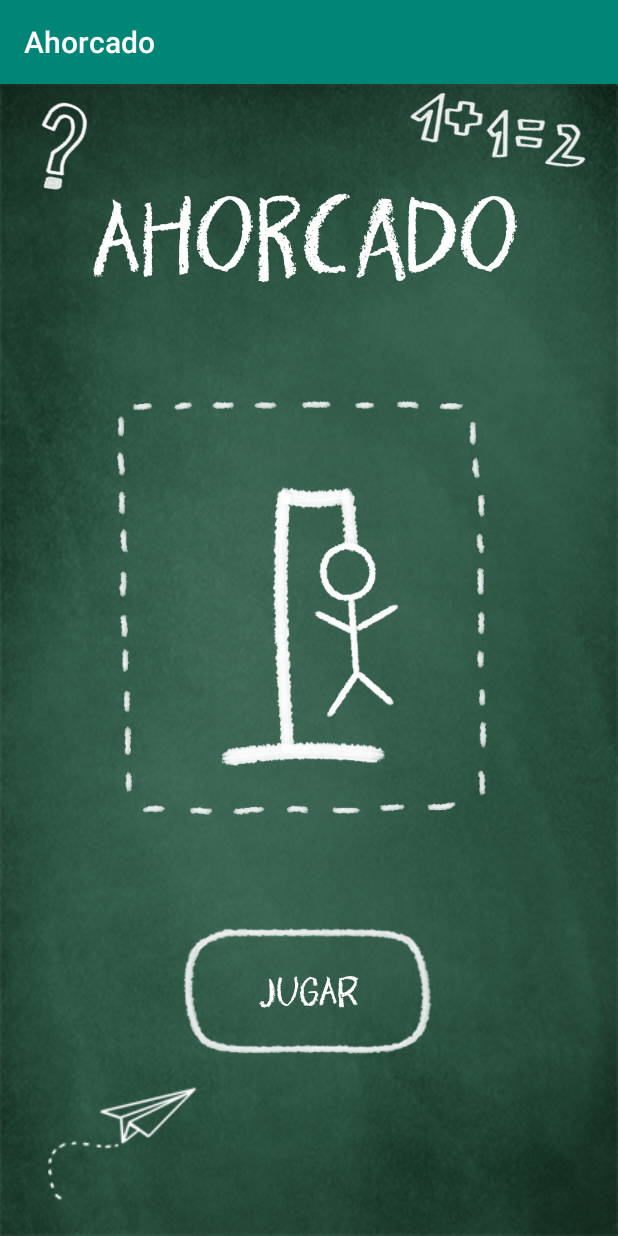
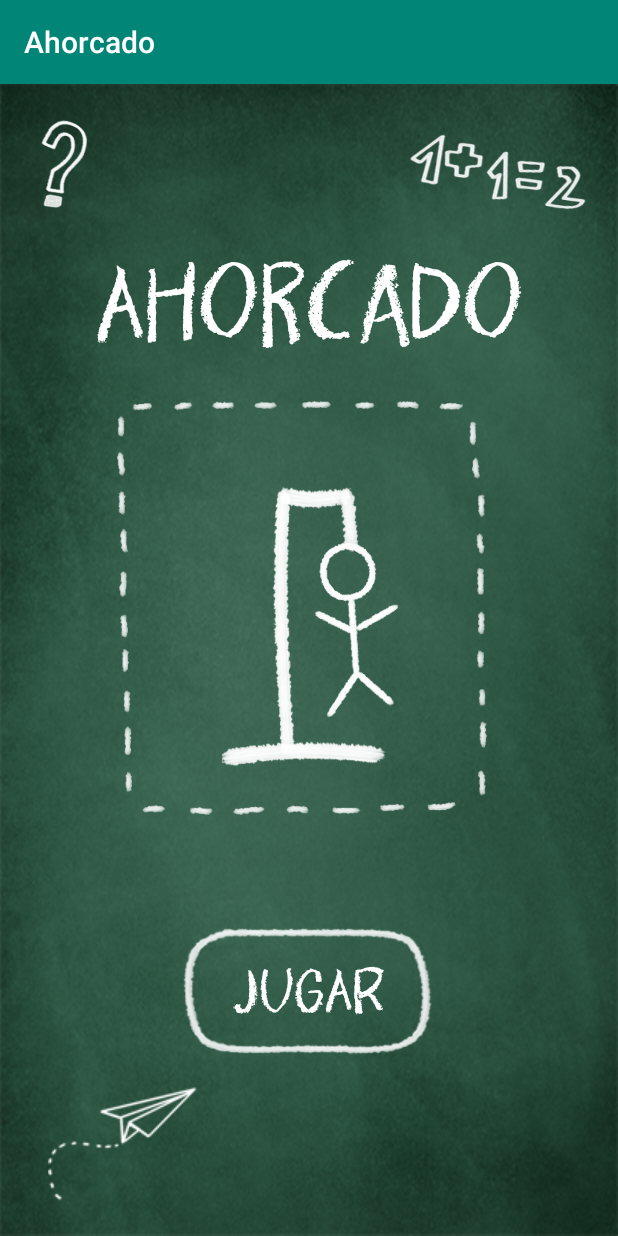
Before and after one commit to nicoleloupias/android-app, an Android app: the screen it shows after launch (MainActivity), on a phone screen of 412 x 824 dp. Run offline under Robolectric (Android 15) with nearby library versions, the phone set to English and light mode, and no system bars.

Commit message:
Activity_mainUpdated

```diff
--- a/app/src/main/res/layout/activity_main.xml
+++ b/app/src/main/res/layout/activity_main.xml
@@ -11,12 +11,11 @@
         android:id="@+id/tv_tituloJuego"
         android:layout_width="wrap_content"
         android:layout_height="wrap_content"
-        android:layout_marginTop="56dp"
+        android:layout_marginTop="100dp"
         android:text="@string/app_name"
         android:textColor="#FFFFFF"
         android:textSize="80sp"
         app:layout_constraintEnd_toEndOf="parent"
-        app:layout_constraintHorizontal_bias="0.484"
         app:layout_constraintStart_toStartOf="parent"
         app:layout_constraintTop_toTopOf="parent" />
 
@@ -56,18 +55,19 @@
         android:id="@+id/imageView4"
         android:layout_width="164dp"
         android:layout_height="62dp"
+        android:layout_marginTop="28dp"
         app:layout_constraintEnd_toEndOf="parent"
         app:layout_constraintHorizontal_bias="1.0"
         app:layout_constraintStart_toStartOf="parent"
-        app:srcCompat="@drawable/numbers"
-        tools:layout_editor_absoluteY="7dp" />
+        app:layout_constraintTop_toTopOf="parent"
+        app:srcCompat="@drawable/numbers" />
 
     <ImageView
         android:id="@+id/imageView6"
         android:layout_width="50dp"
         android:layout_height="74dp"
         android:layout_marginStart="16dp"
-        android:layout_marginTop="4dp"
+        android:layout_marginTop="16dp"
         app:layout_constraintStart_toStartOf="parent"
         app:layout_constraintTop_toTopOf="parent"
         app:srcCompat="@drawable/question" />
@@ -80,7 +80,7 @@
         android:background="@drawable/boton1"
         android:text="@string/bt_jugar"
         android:textColor="#FFFFFF"
-        android:textSize="30sp"
+        android:textSize="45sp"
         app:layout_constraintBottom_toBottomOf="parent"
         app:layout_constraintEnd_toEndOf="parent"
         app:layout_constraintStart_toStartOf="parent" />
```
